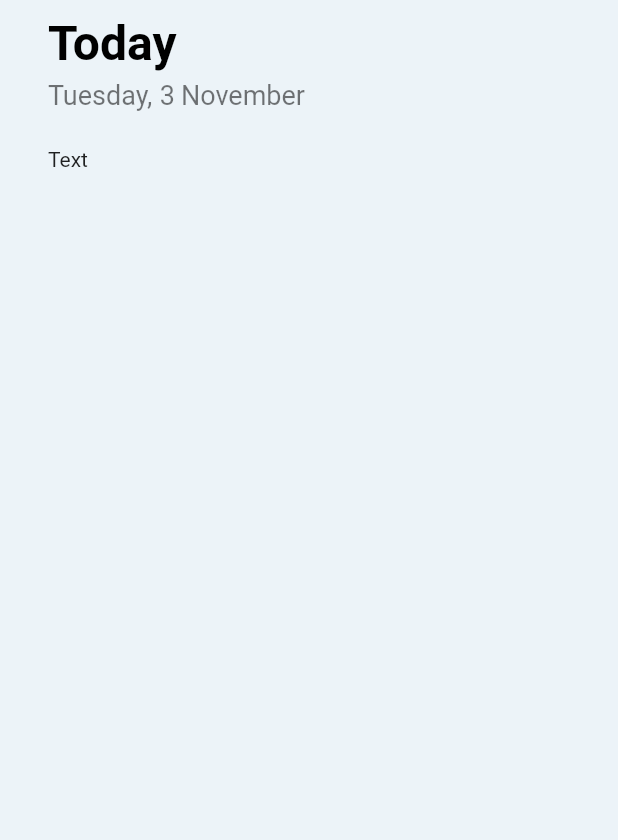
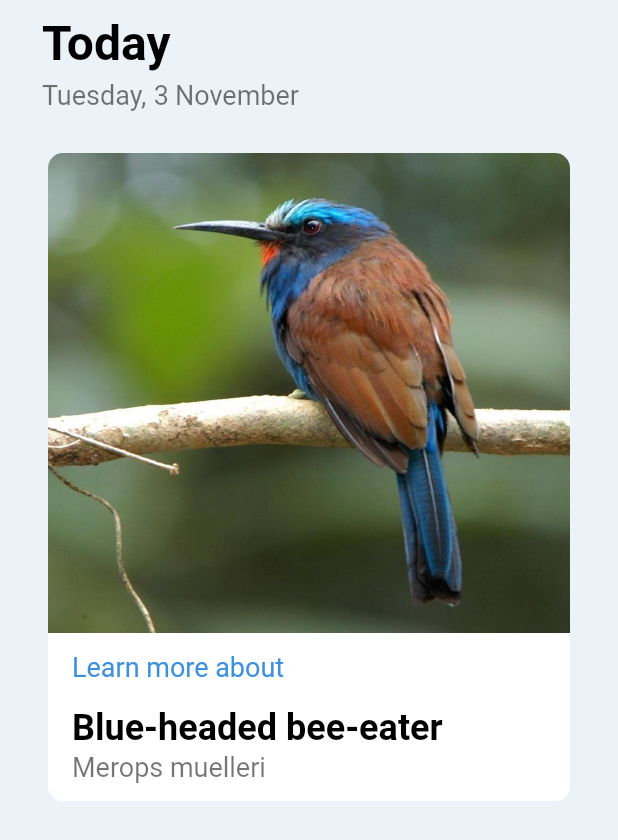
Before and after one commit to willshikami/birdcatalogue, a Flutter app: the screen it shows after launch, on a phone screen of 412 x 824 dp. Shown: the top 840 px of the screen. Run offline on Flutter 3.47's test engine with Material 2 defaults, Android fonts, the phone set to English and light mode, and no system bars; statements that could not run were skipped.

Commit message:
feat: bird of the day card with dummy data

```diff
--- a/lib/constants/apptheme.dart
+++ b/lib/constants/apptheme.dart
@@ -6,6 +6,9 @@ ThemeData appTheme() {
     // brightness: Brightness.dark,
     // accentColor: Colors.cyan[600],
     primaryColor: Colors.lightBlue[800],
+    splashColor: Color(0xFFFFFFFF),
+    accentColor: Color(0xFF3C90E0),
+    textSelectionHandleColor: Color(0xFFA7A6A6),
     textSelectionColor: Colors.black,
 
     // Default font family.
@@ -18,6 +21,10 @@ ThemeData appTheme() {
         fontWeight: FontWeight.bold,
       ),
       headline2: TextStyle(
+        fontSize: 24.0,
+        fontWeight: FontWeight.bold,
+      ),
+      headline3: TextStyle(
         fontSize: 18.0,
         fontStyle: FontStyle.normal,
       ),
--- a/lib/ui/homepage.dart
+++ b/lib/ui/homepage.dart
@@ -10,10 +10,9 @@ class HomePage extends StatelessWidget {
       backgroundColor: Color(0xFFECF3F8),
       body: SafeArea(
         child: Container(
-          margin: EdgeInsets.only(
-            top: 10,
-            left: 32,
-            right: 32,
+          margin: EdgeInsets.symmetric(
+            horizontal: 28,
+            vertical: 10,
           ),
           child: Column(
             crossAxisAlignment: CrossAxisAlignment.start,
--- a/lib/widgets/bird_of_the_day.dart
+++ b/lib/widgets/bird_of_the_day.dart
@@ -1,3 +1,4 @@
+import 'package:birdcatalogue/constants/apptheme.dart';
 import 'package:flutter/material.dart';
 
 class BirdOfTheDay extends StatefulWidget {
@@ -8,8 +9,58 @@ class BirdOfTheDay extends StatefulWidget {
 class _BirdOfTheDayState extends State<BirdOfTheDay> {
   @override
   Widget build(BuildContext context) {
-    return Container(
-      child: Text('Text'),
+    return Card(
+      elevation: 0,
+      semanticContainer: true,
+      clipBehavior: Clip.antiAliasWithSaveLayer,
+      shape: RoundedRectangleBorder(
+        borderRadius: BorderRadius.circular(10.0),
+      ),
+      color: Theme.of(context).splashColor,
+      child: Column(
+        crossAxisAlignment: CrossAxisAlignment.start,
+        children: [
+          Image.asset(
+            'assets/images/spotlight.jpg',
+            fit: BoxFit.fill,
+          ),
+          Container(
+            padding: EdgeInsets.symmetric(
+              horizontal: 16,
+              vertical: 12,
+            ),
+            child: Column(
+              crossAxisAlignment: CrossAxisAlignment.start,
+              children: [
+                Text(
+                  'Learn more about',
+                  style: Theme.of(context).textTheme.headline3.copyWith(
+                        color: appTheme().accentColor,
+                      ),
+                ),
+                SizedBox(
+                  height: 16,
+                ),
+                Text(
+                  'Blue-headed bee-eater',
+                  style: Theme.of(context).textTheme.headline2.copyWith(
+                        color: appTheme().textSelectionColor,
+                      ),
+                ),
+                SizedBox(
+                  height: 2,
+                ),
+                Text(
+                  'Merops muelleri',
+                  style: Theme.of(context).textTheme.headline3.copyWith(
+                        color: appTheme().textSelectionHandleColor,
+                      ),
+                ),
+              ],
+            ),
+          ),
+        ],
+      ),
     );
   }
 }
--- a/lib/widgets/homepage_app_title.dart
+++ b/lib/widgets/homepage_app_title.dart
@@ -31,21 +31,21 @@ class AppTitle extends StatelessWidget {
             children: [
               Text(
                 '$thisDay,',
-                style: Theme.of(context).textTheme.headline2,
+                style: Theme.of(context).textTheme.headline3,
               ),
               SizedBox(
                 width: 5,
               ),
               Text(
                 thisDate,
-                style: Theme.of(context).textTheme.headline2,
+                style: Theme.of(context).textTheme.headline3,
               ),
               SizedBox(
                 width: 4,
               ),
               Text(
                 thisMonth,
-                style: Theme.of(context).textTheme.headline2,
+                style: Theme.of(context).textTheme.headline3,
               ),
             ],
           ),
--- a/pubspec.yaml
+++ b/pubspec.yaml
@@ -47,10 +47,8 @@ flutter:
   uses-material-design: true
 
   # To add assets to your application, add an assets section, like this:
-  # assets:
-  #   - images/a_dot_burr.jpeg
-  #   - images/a_dot_ham.jpeg
-
+  assets:
+    - assets/images/
   # An image asset can refer to one or more resolution-specific "variants", see
   # https://flutter.dev/assets-and-images/#resolution-aware.
 
```
Also changed, not shown: 7 other files.
